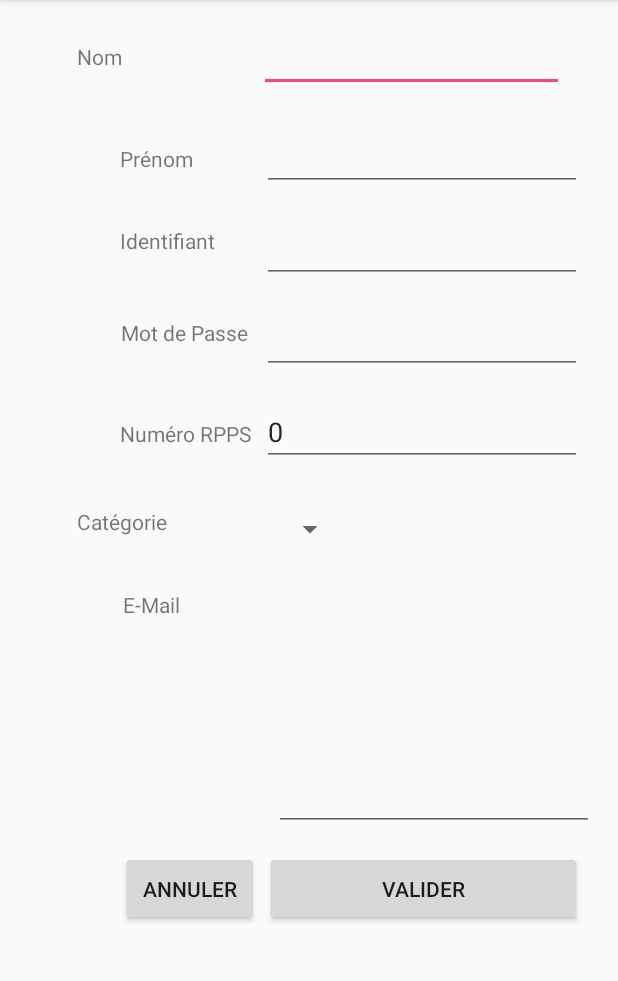
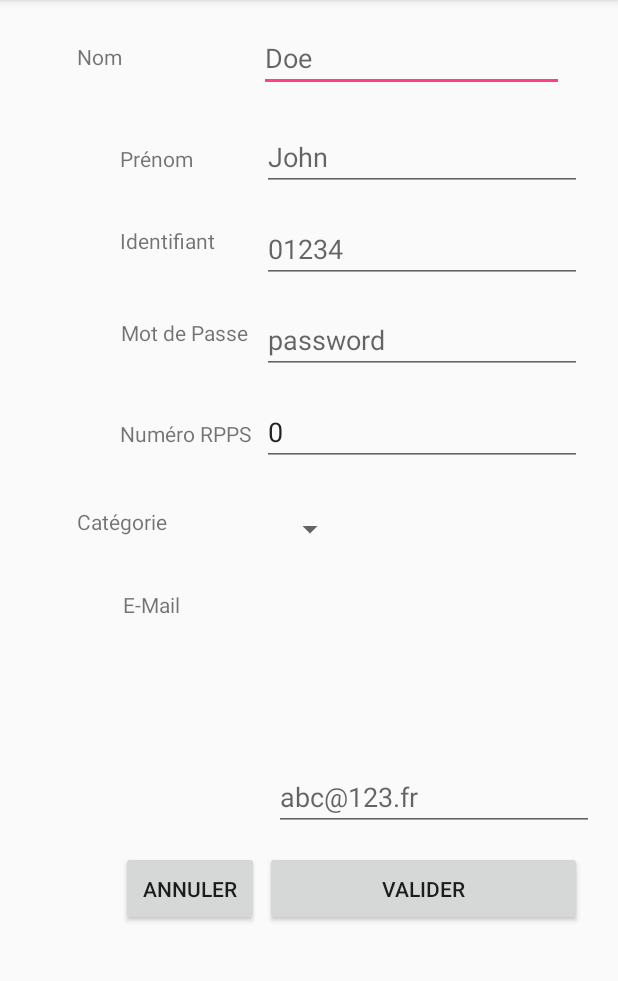
Before and after one commit to Elfa02/Hygie_android_1.0.4, an Android app: the screen it shows after launch (SubscribeActivity), after a tap on "S'INSCRIRE", on a phone screen of 412 x 824 dp, the part 84-1065 px from its top. Run offline under Robolectric (Android 15) with nearby library versions, the light colour scheme and no system bars.

Commit message:
Design Patch

```diff
--- a/app/src/main/java/fr/utt/if26/hygie/DataPersistance.java
+++ b/app/src/main/java/fr/utt/if26/hygie/DataPersistance.java
@@ -186,6 +186,54 @@ public class DataPersistance extends SQLiteOpenHelper {
     public void printAllMedecins(){
 
     }
+
+
+    //Hash
+/*
+
+   Log.i ("Persistance onCreate", "M�decin");
+
+    M�decin m = new M�decin("karp", "32ac991d88d626c75cf319149ca6f7865076ae64")
+
+    addM�decin(m,db);
+
+}
+
+
+
+    private void addUsers(Users u, SQLiteDatabase db) {
+
+        db.beginTransaction();
+
+        try {
+
+
+
+            ContentValues values = new ContentValues();
+
+
+
+            values.put(Medecin_Id,  u.getId());
+
+            values.put(Medecin_mdp, u.getPassword());
+
+            db.insertOrThrow(TABLE_Medecin, null, values);
+
+            db.setTransactionSuccessful();
+
+        } catch (Exception e) {
+
+            Log.d(TAG, "Error while trying to add post to database");
+
+        } finally {
+
+            db.endTransaction();
+
+        }
+
+    }
+
+    */
 /*
     public Module getModule(String sigle){
         Cursor cur = db.rawQuery("SELECT * FROM " + TABLE_MODULES +
--- a/app/src/main/res/layout/activity_main.xml
+++ b/app/src/main/res/layout/activity_main.xml
@@ -28,25 +28,30 @@
         android:id="@+id/connectButton"
         android:layout_width="wrap_content"
         android:layout_height="wrap_content"
+        android:layout_marginBottom="15dp"
         android:text="Se connecter"
+        app:layout_constraintBottom_toTopOf="@+id/subscribeButton"
+        app:layout_constraintLeft_toLeftOf="parent"
+        app:layout_constraintRight_toRightOf="parent"
+        android:drawableLeft="@drawable/ic_connect"
+        tools:layout_constraintBottom_creator="1"
+        tools:layout_constraintLeft_creator="1"
         tools:layout_constraintRight_creator="1"
-        tools:layout_constraintBottom_creator="1"
-        app:layout_constraintBottom_toTopOf="@+id/subscribeButton"
-        app:layout_constraintRight_toRightOf="parent"
-        tools:layout_constraintLeft_creator="1"
-        android:layout_marginBottom="14dp"
-        app:layout_constraintLeft_toLeftOf="parent" />
+        app:layout_constraintHorizontal_bias="0.502" />
 
     <Button
         android:id="@+id/subscribeButton"
-        android:layout_width="wrap_content"
-        android:layout_height="wrap_content"
+        android:layout_width="159dp"
+        android:layout_height="55dp"
         android:text="S'inscrire"
+        android:drawableLeft="@drawable/ic_sub"
         tools:layout_constraintBottom_creator="1"
-        android:layout_marginStart="15dp"
         app:layout_constraintBottom_toBottomOf="parent"
         tools:layout_constraintLeft_creator="1"
-        android:layout_marginBottom="29dp"
-        app:layout_constraintLeft_toLeftOf="@+id/connectButton" />
+        android:layout_marginBottom="32dp"
+        tools:layout_constraintRight_creator="1"
+        app:layout_constraintRight_toRightOf="parent"
+        app:layout_constraintLeft_toLeftOf="parent"
+        app:layout_constraintHorizontal_bias="0.502" />
 
 </android.support.constraint.ConstraintLayout>
--- a/app/src/main/res/layout/activity_subscribe.xml
+++ b/app/src/main/res/layout/activity_subscribe.xml
@@ -81,59 +81,63 @@
         android:id="@+id/editText"
         android:layout_width="203dp"
         android:layout_height="45dp"
+        android:layout_marginBottom="21dp"
         android:layout_marginEnd="36dp"
+        android:layout_marginTop="16dp"
         android:ems="10"
+        android:hint="Doe"
         android:inputType="textPersonName"
-        tools:layout_constraintTop_creator="1"
-        tools:layout_constraintRight_creator="1"
-        tools:layout_constraintBottom_creator="1"
         app:layout_constraintBottom_toTopOf="@+id/editText2"
         app:layout_constraintRight_toRightOf="parent"
-        android:layout_marginTop="16dp"
-        android:layout_marginBottom="21dp"
-        app:layout_constraintTop_toTopOf="parent" />
+        app:layout_constraintTop_toTopOf="parent"
+        tools:layout_constraintBottom_creator="1"
+        tools:layout_constraintRight_creator="1"
+        tools:layout_constraintTop_creator="1" />
 
     <EditText
         android:id="@+id/editText2"
         android:layout_width="wrap_content"
         android:layout_height="wrap_content"
+        android:layout_marginEnd="24dp"
+        android:layout_marginTop="82dp"
         android:ems="10"
+        android:hint="John"
         android:inputType="textPersonName"
-        tools:layout_constraintTop_creator="1"
+        app:layout_constraintRight_toRightOf="parent"
+        app:layout_constraintTop_toTopOf="parent"
         tools:layout_constraintRight_creator="1"
-        android:layout_marginEnd="24dp"
-        app:layout_constraintRight_toRightOf="parent"
-        android:layout_marginTop="82dp"
-        app:layout_constraintTop_toTopOf="parent" />
+        tools:layout_constraintTop_creator="1" />
 
     <EditText
         android:id="@+id/editText3"
         android:layout_width="wrap_content"
         android:layout_height="wrap_content"
+        android:layout_marginTop="16dp"
         android:ems="10"
+        android:hint="01234"
         android:inputType="textPersonName"
-        tools:layout_constraintTop_creator="1"
-        tools:layout_constraintRight_creator="1"
+        app:layout_constraintLeft_toLeftOf="@+id/editText2"
         app:layout_constraintRight_toRightOf="@+id/editText2"
-        android:layout_marginTop="16dp"
         app:layout_constraintTop_toBottomOf="@+id/editText2"
         tools:layout_constraintLeft_creator="1"
-        app:layout_constraintLeft_toLeftOf="@+id/editText2" />
+        tools:layout_constraintRight_creator="1"
+        tools:layout_constraintTop_creator="1" />
 
     <EditText
         android:id="@+id/editText4"
         android:layout_width="wrap_content"
         android:layout_height="wrap_content"
+        android:layout_marginTop="15dp"
         android:contentDescription="test"
         android:ems="10"
+        android:hint="password"
         android:inputType="textPersonName"
-        tools:layout_constraintTop_creator="1"
-        tools:layout_constraintRight_creator="1"
+        app:layout_constraintLeft_toLeftOf="@+id/editText3"
         app:layout_constraintRight_toRightOf="@+id/editText3"
-        android:layout_marginTop="15dp"
         app:layout_constraintTop_toBottomOf="@+id/editText3"
         tools:layout_constraintLeft_creator="1"
-        app:layout_constraintLeft_toLeftOf="@+id/editText3" />
+        tools:layout_constraintRight_creator="1"
+        tools:layout_constraintTop_creator="1" />
 
     <EditText
         android:id="@+id/editText5"
@@ -154,14 +158,15 @@
         android:id="@+id/editText6"
         android:layout_width="wrap_content"
         android:layout_height="wrap_content"
+        android:layout_marginBottom="13dp"
+        android:layout_marginEnd="16dp"
         android:ems="10"
+        android:hint="abc@123.fr"
         android:inputType="textEmailAddress"
-        tools:layout_constraintRight_creator="1"
+        app:layout_constraintBottom_toTopOf="@+id/button2"
+        app:layout_constraintRight_toRightOf="parent"
         tools:layout_constraintBottom_creator="1"
-        app:layout_constraintBottom_toTopOf="@+id/button2"
-        android:layout_marginEnd="16dp"
-        app:layout_constraintRight_toRightOf="parent"
-        android:layout_marginBottom="13dp" />
+        tools:layout_constraintRight_creator="1" />
 
     <TextView
         android:id="@+id/textView7"
```
Also changed, not shown: app/src/main/res/drawable/ic_connect.png (added), app/src/main/res/drawable/ic_sub.png (added).
